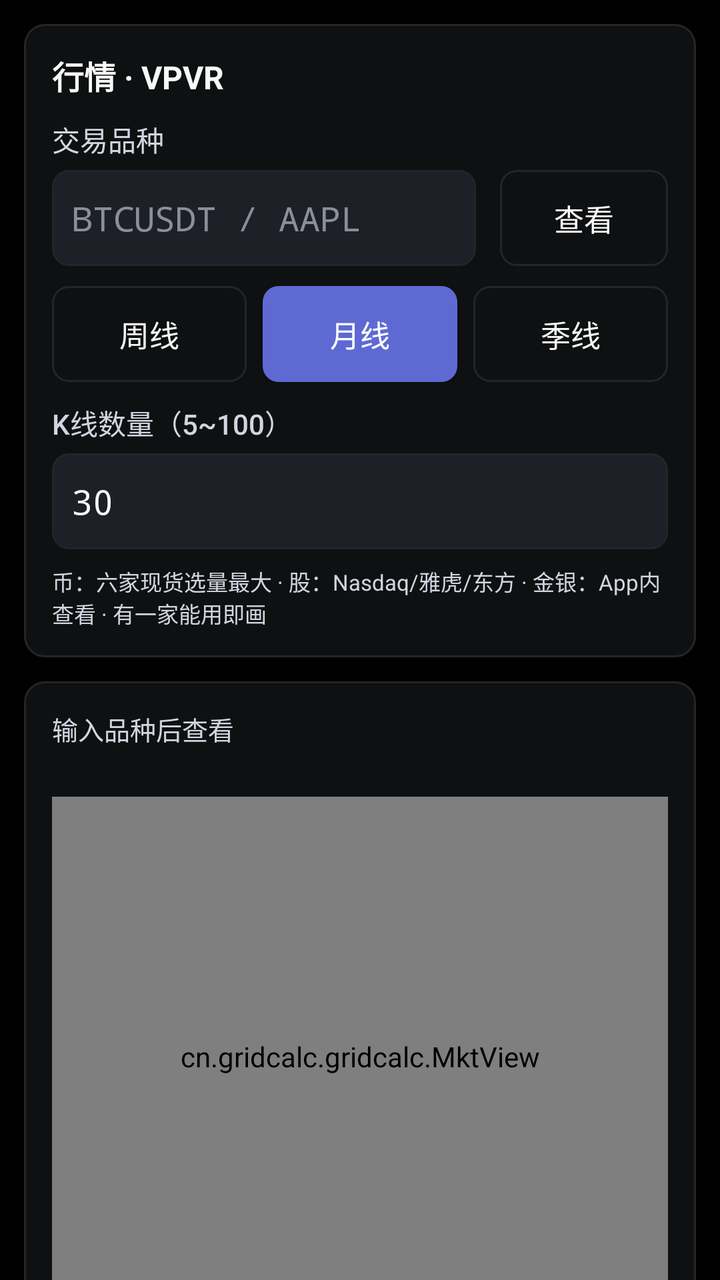
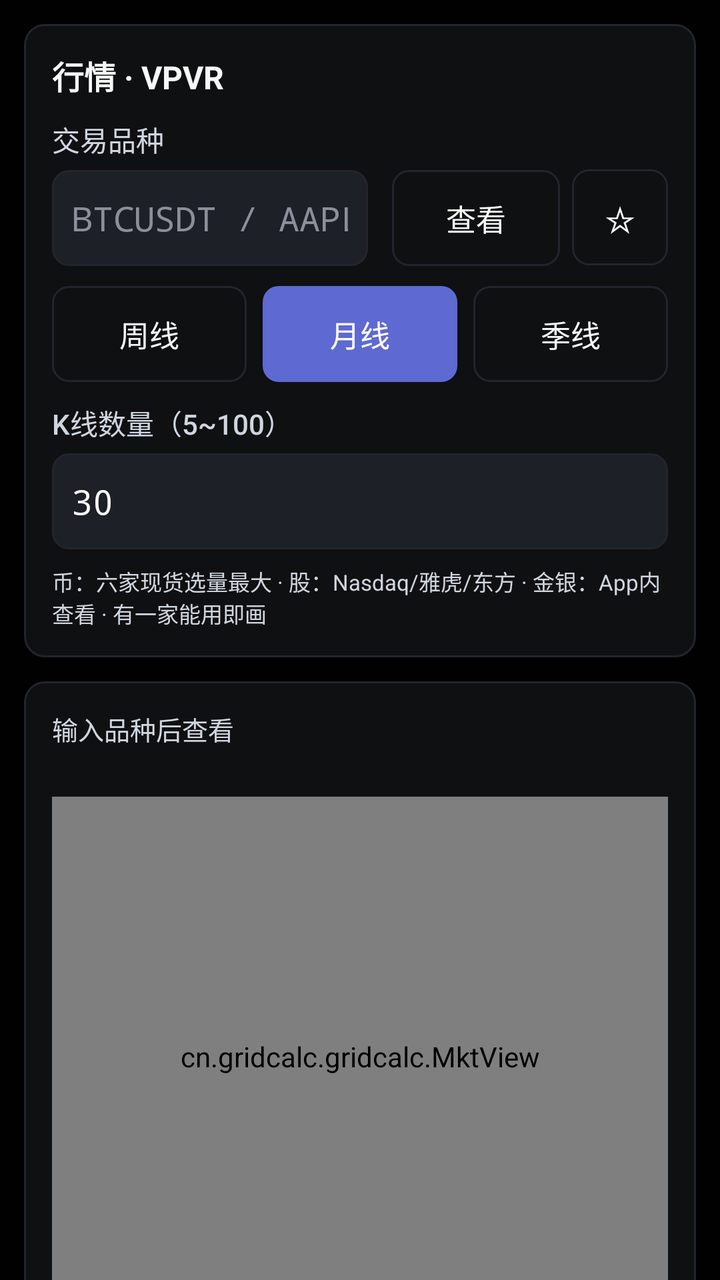

Two renders of the same Android screen: before a commit and after it. Below are the layout's source before the change and the commit's diff.
<!-- AndroidManifest.xml: application theme Theme.GridCalc.Dark -->
<!-- res/layout/page_mkt.xml -->
<?xml version="1.0" encoding="utf-8"?>
<ScrollView xmlns:android="http://schemas.android.com/apk/res/android"
    android:layout_width="match_parent"
    android:layout_height="match_parent"
    android:fillViewport="true"
    android:scrollbars="none"
    android:clipToPadding="false">

    <LinearLayout
        android:layout_width="match_parent"
        android:layout_height="wrap_content"
        android:orientation="vertical"
        android:padding="12dp">

        
        <LinearLayout
            android:layout_width="match_parent"
            android:layout_height="wrap_content"
            android:background="@drawable/card_bg"
            android:orientation="vertical"
            android:padding="14dp">
            <TextView
                android:layout_width="wrap_content"
                android:layout_height="wrap_content"
                android:layout_marginBottom="10dp"
                android:text="行情 · VPVR"
                android:textColor="?attr/colorInk"
                android:textSize="16sp"
                android:textStyle="bold" />
            <LinearLayout
                android:layout_width="match_parent"
                android:layout_height="wrap_content"
                android:orientation="horizontal">
                <LinearLayout
                    android:layout_width="0dp"
                    android:layout_height="wrap_content"
                    android:layout_marginRight="6dp"
                    android:layout_weight="1"
                    android:orientation="vertical">
                    <TextView
                        android:layout_width="wrap_content"
                        android:layout_height="wrap_content"
                        android:layout_marginBottom="5dp"
                        android:text="交易品种"
                        android:textColor="?attr/colorSub"
                        android:textSize="14sp"
                        android:fontFamily="sans-serif-medium" />
                    <EditText
                        android:id="@+id/mkt_sym"
                        android:layout_width="match_parent"
                        android:layout_height="48dp"
                        android:background="@drawable/input_bg"
                        android:hint="BTCUSDT / AAPL"
                        android:importantForAutofill="no"
                        android:inputType="textNoSuggestions"
                        android:imeOptions="actionDone"
                        android:singleLine="true"
                        android:paddingLeft="10dp"
                        android:paddingRight="10dp"
                        android:textColor="?attr/colorInk"
                        android:textColorHint="?attr/colorFaint"
                        android:textSize="17sp"
                        android:typeface="monospace" />
                </LinearLayout>
                <Button
                    android:id="@+id/mkt_go"
                    android:layout_width="84dp"
                    android:layout_height="48dp"
                    android:layout_gravity="bottom"
                    android:layout_marginLeft="6dp"
                    android:background="@drawable/btn_ghost"
                    android:text="查看"
                    android:textColor="?attr/colorInk"
                    android:textSize="15sp" />
            </LinearLayout>
            <LinearLayout
                android:layout_width="match_parent"
                android:layout_height="48dp"
                android:layout_marginTop="10dp"
                android:orientation="horizontal">
                <Button
                    android:id="@+id/mkt_tf_w"
                    android:layout_width="0dp"
                    android:layout_height="match_parent"
                    android:layout_marginRight="4dp"
                    android:layout_weight="1"
                    android:background="@drawable/btn_ghost"
                    android:text="周线"
                    android:textColor="?attr/colorInk"
                    android:textSize="15sp" />
                <Button
                    android:id="@+id/mkt_tf_m"
                    android:layout_width="0dp"
                    android:layout_height="match_parent"
                    android:layout_marginLeft="4dp"
                    android:layout_marginRight="4dp"
                    android:layout_weight="1"
                    android:background="@drawable/btn_primary"
                    android:text="月线"
                    android:textColor="?attr/colorOnPrimary"
                    android:textSize="15sp" />
                <Button
                    android:id="@+id/mkt_tf_q"
                    android:layout_width="0dp"
                    android:layout_height="match_parent"
                    android:layout_marginLeft="4dp"
                    android:layout_weight="1"
                    android:background="@drawable/btn_ghost"
                    android:text="季线"
                    android:textColor="?attr/colorInk"
                    android:textSize="15sp" />
            </LinearLayout>
            <LinearLayout
                android:layout_width="match_parent"
                android:layout_height="wrap_content"
                android:layout_marginTop="10dp"
                android:orientation="vertical">
                <TextView
                    android:layout_width="wrap_content"
                    android:layout_height="wrap_content"
                    android:layout_marginBottom="5dp"
                    android:text="K线数量（5~100）"
                    android:textColor="?attr/colorSub"
                    android:textSize="14sp"
                    android:fontFamily="sans-serif-medium" />
                <EditText
                    android:id="@+id/mkt_kcount"
                    android:layout_width="match_parent"
                    android:layout_height="48dp"
                    android:background="@drawable/input_bg"
                    android:importantForAutofill="no"
                    android:inputType="number"
                    android:imeOptions="actionDone"
                    android:singleLine="true"
                    android:paddingLeft="10dp"
                    android:paddingRight="10dp"
                    android:text="30"
                    android:textColor="?attr/colorInk"
                    android:textColorHint="?attr/colorFaint"
                    android:textSize="17sp"
                    android:typeface="monospace" />
            </LinearLayout>
            <TextView
                android:id="@+id/mkt_srcnote"
                android:layout_width="wrap_content"
                android:layout_height="wrap_content"
                android:layout_marginTop="8dp"
                android:text="币：六家现货选量最大 · 股：Nasdaq/雅虎/东方 · 金银：App内查看 · 有一家能用即画"
                android:textColor="?attr/colorSub"
                android:textSize="11sp" />
        </LinearLayout>

        
        <LinearLayout
            android:layout_width="match_parent"
            android:layout_height="wrap_content"
            android:layout_marginTop="12dp"
            android:background="@drawable/card_bg"
            android:orientation="vertical"
            android:padding="14dp">
            <TextView
                android:id="@+id/mkt_status"
                android:layout_width="wrap_content"
                android:layout_height="wrap_content"
                android:text="输入品种后查看"
                android:textColor="?attr/colorSub"
                android:textSize="13sp" />
            <TextView
                android:id="@+id/mkt_ohlc"
                android:layout_width="match_parent"
                android:layout_height="wrap_content"
                android:layout_marginTop="2dp"
                android:layout_marginBottom="6dp"
                android:textColor="?attr/colorSub"
                android:textSize="12sp"
                android:typeface="monospace" />
            <cn.gridcalc.gridcalc.MktView
                android:id="@+id/mkt_chart"
                android:layout_width="match_parent"
                android:layout_height="260dp" />
            <TextView
                android:id="@+id/mkt_leg"
                android:layout_width="match_parent"
                android:layout_height="wrap_content"
                android:layout_marginTop="6dp"
                android:textColor="?attr/colorSub"
                android:textSize="12sp"
                android:typeface="monospace" />
        </LinearLayout>
    </LinearLayout>
</ScrollView>
<!-- resources referenced by this layout -->
<resources>
  <!-- drawable btn_ghost (drawable) -->
  <?xml version="1.0" encoding="utf-8"?>
  <selector xmlns:android="http://schemas.android.com/apk/res/android">
      <item android:state_pressed="true">
          <shape android:shape="rectangle">
              <solid android:color="?attr/colorBorder" />
              <corners android:radius="8dp" />
          </shape>
      </item>
      <item>
          <shape android:shape="rectangle">
              <solid android:color="@android:color/transparent" />
              <stroke android:width="1dp" android:color="?attr/colorBorder" />
              <corners android:radius="8dp" />
          </shape>
      </item>
  </selector>
  <!-- drawable btn_primary (drawable) -->
  <?xml version="1.0" encoding="utf-8"?>
  <selector xmlns:android="http://schemas.android.com/apk/res/android">
      <item android:state_pressed="true">
          <shape android:shape="rectangle">
              <solid android:color="?attr/colorPrimaryDark" />
              <corners android:radius="8dp" />
          </shape>
      </item>
      <item>
          <shape android:shape="rectangle">
              <solid android:color="?attr/colorPrimary" />
              <corners android:radius="8dp" />
          </shape>
      </item>
  </selector>
  <!-- drawable card_bg (drawable) -->
  <?xml version="1.0" encoding="utf-8"?>
  <shape xmlns:android="http://schemas.android.com/apk/res/android"
      android:shape="rectangle">
      <solid android:color="?attr/colorCard" />
      <stroke android:width="1dp" android:color="?attr/colorBorder" />
      <corners android:radius="10dp" />
  </shape>
  <!-- drawable input_bg (drawable) -->
  <?xml version="1.0" encoding="utf-8"?>
  <selector xmlns:android="http://schemas.android.com/apk/res/android">
      <item android:state_focused="true">
          <shape android:shape="rectangle">
              <solid android:color="?attr/colorInput" />
              <stroke android:width="1dp" android:color="?attr/colorPrimary" />
              <corners android:radius="8dp" />
          </shape>
      </item>
      <item>
          <shape android:shape="rectangle">
              <solid android:color="?attr/colorInput" />
              <stroke android:width="1dp" android:color="?attr/colorBorder" />
              <corners android:radius="8dp" />
          </shape>
      </item>
  </selector>
  <style name="Theme.GridCalc.Dark" parent="android:Theme.Material.NoActionBar">
          <item name="colorCanvas">#010102</item>
          <item name="colorCard">#0F1011</item>
          <item name="colorSurf2">#141516</item>
          <item name="colorInput">#1D2026</item>
          <item name="colorInk">#F7F8F8</item>
          <item name="colorSub">#D0D6E0</item>
          <item name="colorFaint">#8A8F98</item>
          <item name="colorPrimary">#5E6AD2</item>
          <item name="colorPrimaryDark">#4A55B5</item>
          <item name="colorTeal">#27A644</item>
          <item name="colorRed">#E5484D</item>
          <item name="colorBorder">#23252A</item>
          <item name="colorTealBg">#1F27A644</item>
          <item name="colorBlueBg">#245E6AD2</item>
          <item name="colorOnPrimary">#FFFFFF</item>
          <item name="android:windowBackground">?attr/colorCanvas</item>
          <item name="android:statusBarColor">?attr/colorCanvas</item>
          <item name="android:navigationBarColor">?attr/colorCanvas</item>
          <item name="android:windowLightStatusBar">false</item>
      </style>
</resources>

<!-- the commit's change to res/layout/page_mkt.xml (unified diff, before → after) -->
@@ -72,6 +72,16 @@
                     android:text="查看"
                     android:textColor="?attr/colorInk"
                     android:textSize="15sp" />
+                <Button
+                    android:id="@+id/mkt_fav"
+                    android:layout_width="48dp"
+                    android:layout_height="48dp"
+                    android:layout_gravity="bottom"
+                    android:layout_marginLeft="6dp"
+                    android:background="@drawable/btn_ghost"
+                    android:text="☆"
+                    android:textColor="?attr/colorInk"
+                    android:textSize="18sp" />
             </LinearLayout>
             <LinearLayout
                 android:layout_width="match_parent"
